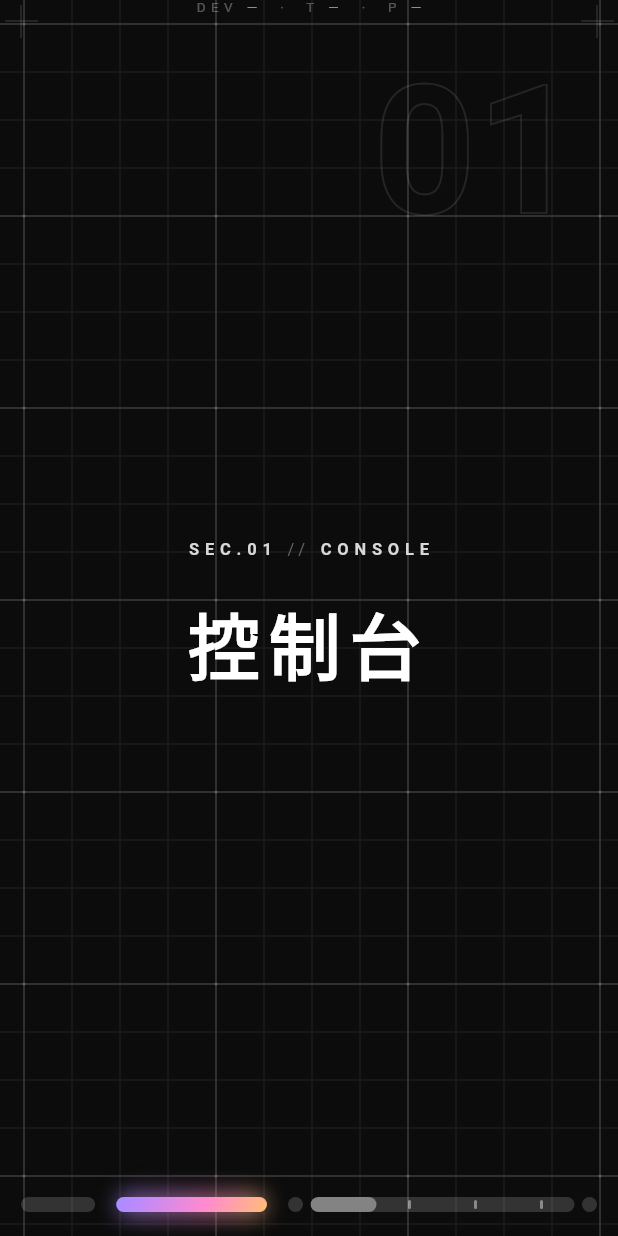
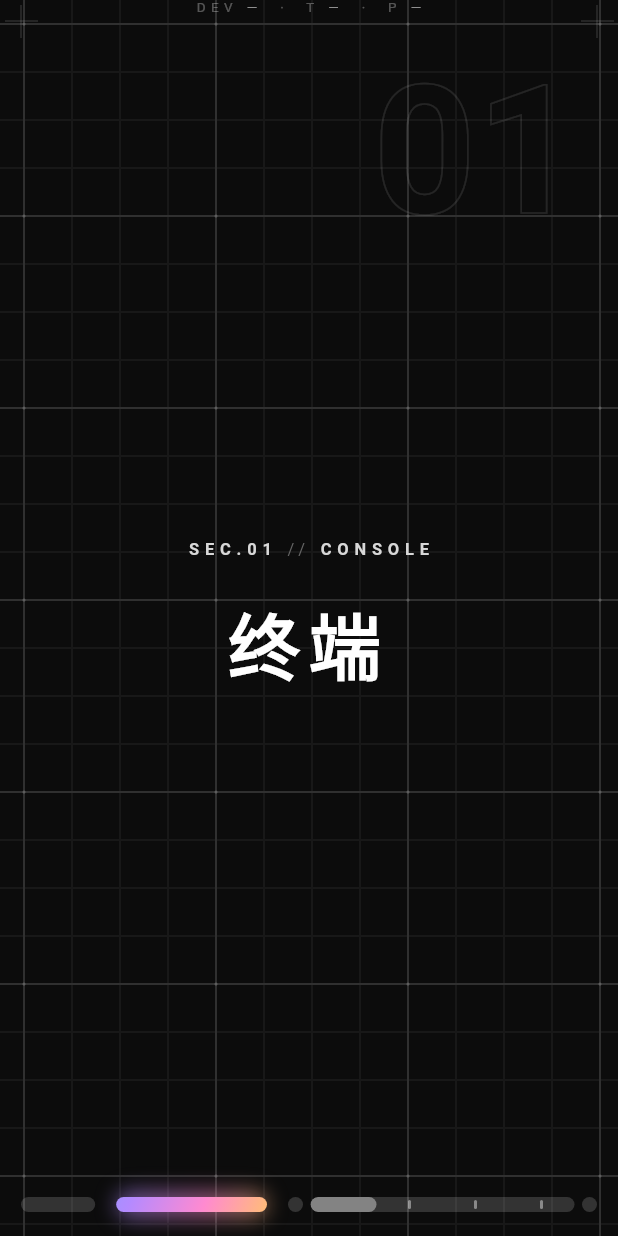
Before and after one commit to HaitoPhenol/Echo, a Flutter app: the screen it shows after launch, on a phone screen of 412 x 824 dp. Run offline on Flutter 3.47's test engine with Material 3 defaults, Android fonts, the light colour scheme and no system bars.

Commit message:
feat(navigation): 转鼓精简并新增左下衬线页名牌
- 转鼓删除视窗右侧刻度列与顶行右上 NO.0N 装饰编号（导航线本身
  已传达页位），面板宽度 206→176dp 向右收窄，为页名牌让位
- 删除随之失效的几何常量与 mechDrumUnit/mechDrumTickOff 两色 token
- 新增 MechanicalPageNamePlate：64sp w700 衬线（系统 serif 族，
  中文回退 NotoSerifCJK）页名 + 56×3 短横线，left:5vw；
  色块底边与转鼓面板底边对齐（52+safeBottom），与转鼓共用
  rollerVisible 同升同收，跨中点硬切页名，圆点/双击路径不显示
- 首页中文页名 控制台→终端（NavDestination 单一配置源，
  页名牌/页内大标题/搜索/测试断言同步；英文 kicker 保留 CONSOLE）

```diff
--- a/echo/lib/src/navigation/nav_destination.dart
+++ b/echo/lib/src/navigation/nav_destination.dart
@@ -45,7 +45,7 @@ class NavDestination {
 List<NavDestination> buildDefaultDestinations() {
   /// (id, 标题) 列表。
   const specs = <(String, String)>[
-    ('console', '控制台'),
+    ('console', '终端'),
     ('chat', '聊天'),
     ('notes', '日志'),
     ('me', '我'),
--- a/echo/lib/src/navigation/smart_nav_screen.dart
+++ b/echo/lib/src/navigation/smart_nav_screen.dart
@@ -22,6 +22,7 @@ import 'widgets/handle_menu.dart';
 import 'widgets/mechanical_background.dart';
 import 'widgets/mechanical_coords_bar.dart';
 import 'widgets/mechanical_page_drum.dart';
+import 'widgets/mechanical_page_name_plate.dart';
 import 'widgets/mechanical_page_number.dart';
 import 'widgets/quick_action_arc.dart';
 import 'widgets/search_capsule.dart';
@@ -1197,7 +1198,20 @@ class _SmartNavScreenState extends State<SmartNavScreen>
                     ),
                   ),
 
-                // -------- 页码指示器：机能风 3D 页码转鼓（仅横滑唤醒）--------
+                // -------- 页码指示器：左下页名牌 + 右下 3D 转鼓（仅横滑唤醒）--------
+                Positioned(
+                  key: const ValueKey<String>('page-name-plate'),
+                  left: screenSize.width *
+                      MechanicalStyle.namePlateLeftFactor,
+                  // 色块底边与右下转鼓面板底边对齐（同为 52+safeBottom）。
+                  bottom: 52 + safeBottom,
+                  child: MechanicalPageNamePlate(
+                    controller: _nav,
+                    labels: [
+                      for (final d in _destinations) d.label,
+                    ],
+                  ),
+                ),
                 Positioned(
                   key: const ValueKey<String>('roller'),
                   right: 14,
--- a/echo/lib/src/navigation/widgets/mechanical_page_drum.dart
+++ b/echo/lib/src/navigation/widgets/mechanical_page_drum.dart
@@ -8,17 +8,19 @@ import '../nav_physics.dart';
 
 /// 机能风 3D 页码转鼓指示器（右下角页码指示）。
 ///
-/// 1:1 移植自设计工程稿 `ideas/mechanical_style_page.html` 的右下角
-/// 「滚筒模块」（稿 L304-345、L686-695、L918-939）：
-/// - 顶行：闪烁 blip + PAGE 标签 + 右上编号；
+/// 移植自设计工程稿 `ideas/mechanical_style_page.html` 的右下角
+/// 「滚筒模块」（稿 L319-345），相对原稿做了精简（导航线本身已传达
+/// 页位，冗余指示删除）：
+/// - 顶行：闪烁 blip + PAGE 标签（原稿右上 NO.0N 编号已删）；
 /// - 主体：贴了 N 个大数字牌片的圆柱（rotateY 转鼓），横滑时跟手
 ///   连续转动（吃 [NavPhysicsController.displayPosition]）；
-/// - 右侧一列竖排刻度指示当前页；底部 2px 进度条；
-/// - 面板左上/右下各一道直角亮线。
+/// - 底部 2px 进度条；面板左上/右下各一道直角亮线。
+/// （原稿视窗右侧的竖排刻度列已删，面板随之收窄，给左下页名牌让位。）
 ///
 /// 显隐由 rollerVisible 驱动（IgnorePointer + AnimatedOpacity +
 /// AnimatedSlide），手势唤醒机制不在本组件内；圆点 stepPage / snapTo
-/// 路径不显示转鼓，只有横滑 dragStart 才唤醒。
+/// 路径不显示转鼓，只有横滑 dragStart 才唤醒。左下角的
+/// `MechanicalPageNamePlate` 与本组件共用同一显隐节奏。
 class MechanicalPageDrum extends StatelessWidget {
   const MechanicalPageDrum({
     super.key,
@@ -28,16 +30,13 @@ class MechanicalPageDrum extends StatelessWidget {
 
   final NavPhysicsController controller;
 
-  /// 转鼓总页数（牌片/刻度数量）。
+  /// 转鼓总页数（牌片数量）。
   final int pageCount;
 
   @override
   Widget build(BuildContext context) {
     final panelWidth =
-        MechanicalStyle.drumPadH * 2 +
-        MechanicalStyle.drumViewWidth +
-        MechanicalStyle.drumTicksGap +
-        MechanicalStyle.drumTickWidth;
+        MechanicalStyle.drumPadH * 2 + MechanicalStyle.drumViewWidth;
 
     return AnimatedBuilder(
       animation: controller,
@@ -47,10 +46,10 @@ class MechanicalPageDrum extends StatelessWidget {
           ignoring: !visible,
           child: AnimatedOpacity(
             opacity: visible ? 1 : 0,
-            duration: const Duration(milliseconds: 220),
+            duration: MechanicalStyle.indicatorFadeDuration,
             child: AnimatedSlide(
               offset: visible ? Offset.zero : const Offset(0, 0.4),
-              duration: const Duration(milliseconds: 340),
+              duration: MechanicalStyle.indicatorRiseDuration,
               curve: const Cubic(0.3, 1.4, 0.4, 1),
               child: SizedBox(
                 width: panelWidth,
@@ -72,23 +71,11 @@ class MechanicalPageDrum extends StatelessWidget {
                           mainAxisSize: MainAxisSize.min,
                           crossAxisAlignment: CrossAxisAlignment.stretch,
                           children: [
-                            _DrumHead(pageCount: pageCount),
+                            const _DrumHead(),
                             const SizedBox(height: MechanicalStyle.drumHeadGap),
-                            Row(
-                              crossAxisAlignment: CrossAxisAlignment.center,
-                              children: [
-                                _DrumView(
-                                  controller: controller,
-                                  pageCount: pageCount,
-                                ),
-                                const SizedBox(
-                                  width: MechanicalStyle.drumTicksGap,
-                                ),
-                                _DrumTicks(
-                                  controller: controller,
-                                  pageCount: pageCount,
-                                ),
-                              ],
+                            _DrumView(
+                              controller: controller,
+                              pageCount: pageCount,
                             ),
                           ],
                         ),
@@ -133,35 +120,24 @@ class MechanicalPageDrum extends StatelessWidget {
   }
 }
 
-/// 顶行：闪烁小方块 + PAGE 标签（左），总页编号（右）。
+/// 顶行：闪烁小方块 + PAGE 标签。
 class _DrumHead extends StatelessWidget {
-  const _DrumHead({required this.pageCount});
-
-  final int pageCount;
+  const _DrumHead();
 
   @override
   Widget build(BuildContext context) {
-    return Row(
+    return const Row(
       crossAxisAlignment: CrossAxisAlignment.center,
       children: [
-        const _Blip(),
-        const SizedBox(width: 8),
-        const Text(
+        _Blip(),
+        SizedBox(width: 8),
+        Text(
           'PAGE',
           style: TextStyle(
             fontSize: MechanicalStyle.drumTagFontSize,
             fontWeight: FontWeight.w700,
             letterSpacing: MechanicalStyle.drumTagLetterSpacing,
             color: AppColors.mechInkDim,
-          ),
-        ),
-        const Spacer(),
-        Text(
-          'NO.${pageCount.toString().padLeft(2, '0')}',
-          style: const TextStyle(
-            fontSize: MechanicalStyle.drumUnitFontSize,
-            letterSpacing: MechanicalStyle.drumUnitLetterSpacing,
-            color: AppColors.mechDrumUnit,
           ),
         ),
       ],
@@ -333,43 +309,6 @@ class _DrumPainter extends CustomPainter {
       oldDelegate.pageCount != pageCount;
 }
 
-/// 竖排刻度：当前页亮、其余暗（稿 #ticks）。
-class _DrumTicks extends StatelessWidget {
-  const _DrumTicks({required this.controller, required this.pageCount});
-
-  final NavPhysicsController controller;
-  final int pageCount;
-
-  @override
-  Widget build(BuildContext context) {
-    return SizedBox(
-      width: MechanicalStyle.drumTickWidth,
-      height: MechanicalStyle.drumViewHeight,
-      child: AnimatedBuilder(
-        animation: controller,
-        builder: (context, _) {
-          return Column(
-            mainAxisAlignment: MainAxisAlignment.center,
-            children: [
-              for (var i = 0; i < pageCount; i++) ...[
-                if (i > 0) const SizedBox(height: MechanicalStyle.drumTickGap),
-                AnimatedContainer(
-                  duration: MechanicalStyle.drumTickDuration,
-                  width: MechanicalStyle.drumTickWidth,
-                  height: MechanicalStyle.drumTickHeight,
-                  color: i == controller.activePage
-                      ? AppColors.mechInk
-                      : AppColors.mechDrumTickOff,
-                ),
-              ],
-            ],
-          );
-        },
-      ),
-    );
-  }
-}
-
 /// 底部进度填充：宽度 = 面板宽 × 当前进度（稿 #pfill scaleX）。
 class _DrumProgressFill extends StatelessWidget {
   const _DrumProgressFill({
--- /dev/null
+++ b/echo/lib/src/navigation/widgets/mechanical_page_name_plate.dart
@@ -0,0 +1,105 @@
+import 'package:flutter/material.dart';
+
+import '../../theme/app_colors.dart';
+import '../../theme/mechanical_style.dart';
+import '../nav_physics.dart';
+
+/// 机能风左下角页名牌（横滑唤醒时与转鼓同时浮现）。
+///
+/// 移植自设计工程稿 `ideas/mechanical_style_page.html` 的左下角
+/// 「#pgname」（稿 L305-317、L918-938）：半透明面板色块内一个大字
+/// 页名 + 下方 56px 短横线；显隐节奏与 [MechanicalPageDrum] 完全一致
+/// （同一个 rollerVisible、同一组时长/曲线），文字在页位置跨过中点时
+/// 硬切（`NavPhysicsController.activePage` = nearestPage），与原稿
+/// `Math.round(x/W)` 行为相同。
+///
+/// 组件只负责内容与显隐；屏幕位置由调用方用 [Positioned] 给定：
+/// left:5vw，色块底边与右下转鼓面板底边对齐（52+安全区；
+/// 原稿 bottom:26 的定位未采用，以用户真机裁决的底对齐为准）。
+class MechanicalPageNamePlate extends StatelessWidget {
+  const MechanicalPageNamePlate({
+    super.key,
+    required this.controller,
+    required this.labels,
+  });
+
+  final NavPhysicsController controller;
+
+  /// 按轨道顺序排列的页名（由 NavDestination.label 统一提供）。
+  final List<String> labels;
+
+  @override
+  Widget build(BuildContext context) {
+    return AnimatedBuilder(
+      animation: controller,
+      builder: (context, _) {
+        final visible = controller.rollerVisible;
+        final index = controller.activePage.clamp(0, labels.length - 1);
+        return IgnorePointer(
+          ignoring: !visible,
+          child: AnimatedOpacity(
+            opacity: visible ? 1 : 0,
+            duration: MechanicalStyle.indicatorFadeDuration,
+            child: AnimatedSlide(
+              offset: visible ? Offset.zero : const Offset(0, 0.4),
+              duration: MechanicalStyle.indicatorRiseDuration,
+              curve: const Cubic(0.3, 1.4, 0.4, 1),
+              child: DecoratedBox(
+                // 稿 rgba(15,15,15,.90)：基色用 mechDrumPanel 具名 token。
+                decoration: BoxDecoration(
+                  color: AppColors.mechDrumPanel.withValues(alpha: 0.90),
+                ),
+                child: Padding(
+                  padding: const EdgeInsets.only(
+                    left: MechanicalStyle.namePlatePadH,
+                    top: MechanicalStyle.namePlatePadTop,
+                    right: MechanicalStyle.namePlatePadH,
+                    bottom: MechanicalStyle.namePlatePadBottom,
+                  ),
+                  child: Column(
+                    mainAxisSize: MainAxisSize.min,
+                    crossAxisAlignment: CrossAxisAlignment.start,
+                    children: [
+                      Text(
+                        labels[index],
+                        style: TextStyle(
+                          // 稿 --serif 栈（Songti SC/STSong/Noto Serif
+                          // CJK SC/SimSun…）：不打包字体，走系统 serif
+                          // 通用族——Android 西文 NotoSerif、中文回退
+                          // NotoSerifCJK（无 Bold 面时由引擎合成加粗）。
+                          fontFamily: 'serif',
+                          fontSize: MechanicalStyle.namePlateFontSize,
+                          fontWeight: FontWeight.w700,
+                          letterSpacing:
+                              MechanicalStyle.namePlateLetterSpacing,
+                          height: 1,
+                          color: AppColors.mechInk,
+                          // 稿 text-shadow:0 2px 12px rgba(0,0,0,.6)
+                          shadows: [
+                            Shadow(
+                              color: Colors.black.withValues(alpha: 0.6),
+                              offset: const Offset(0, 2),
+                              blurRadius: 12,
+                            ),
+                          ],
+                        ),
+                      ),
+                      const SizedBox(
+                        height: MechanicalStyle.namePlateUnderlineGap,
+                      ),
+                      Container(
+                        width: MechanicalStyle.namePlateUnderlineWidth,
+                        height: MechanicalStyle.namePlateUnderlineHeight,
+                        color: AppColors.mechInk,
+                      ),
+                    ],
+                  ),
+                ),
+              ),
+            ),
+          ),
+        );
+      },
+    );
+  }
+}
--- a/echo/lib/src/theme/app_colors.dart
+++ b/echo/lib/src/theme/app_colors.dart
@@ -106,27 +106,21 @@ abstract final class AppColors {
   static const Color mechPageNumberStroke = Color(0x1AFFFFFF);
 
   /// 机能风主墨色（稿 --hi:#d8d8d8）：kicker 主文字、转鼓直角亮线 /
-  /// 刻度激活 / 进度条 / blip 高亮共用。
+  /// 进度条 / blip 高亮、页名牌文字与下划短线共用。
   static const Color mechInk = Color(0xFFD8D8D8);
 
   /// 机能风次墨色（稿 --dim:#646464）：kicker 的 // 与英文标注、
   /// 转鼓顶行标签共用。
   static const Color mechInkDim = Color(0xFF646464);
 
-  /// 转鼓面板底色（稿 --panel:#0f0f0f）
+  /// 转鼓面板与页名牌底色（稿 --panel:#0f0f0f；页名牌用时取 α.90）
   static const Color mechDrumPanel = Color(0xFF0F0F0F);
 
   /// 转鼓方边框与视窗左右虚线竖边（稿 --line:#262626）
   static const Color mechDrumLine = Color(0xFF262626);
 
-  /// 转鼓右上编号文字（稿 #3d3d3d）
-  static const Color mechDrumUnit = Color(0xFF3D3D3D);
-
   /// 转鼓大数字墨色（稿 --ink:#e1e1e1）
   static const Color mechDrumNumber = Color(0xFFE1E1E1);
-
-  /// 转鼓刻度未激活色（稿 #272727）
-  static const Color mechDrumTickOff = Color(0xFF272727);
 
   /// 转鼓底部进度条轨道色（白 α.05）
   static const Color mechDrumProgressTrack = Color(0x0DFFFFFF);
--- a/echo/lib/src/theme/mechanical_style.dart
+++ b/echo/lib/src/theme/mechanical_style.dart
@@ -139,10 +139,6 @@ abstract final class MechanicalStyle {
   static const double drumTagFontSize = 10;
   static const double drumTagLetterSpacing = 3;
 
-  /// 右上编号字号/字距（稿 .unit 9px .15em）
-  static const double drumUnitFontSize = 9;
-  static const double drumUnitLetterSpacing = 1.35;
-
   /// 顶行与转鼓主体的间距（稿 margin-bottom:8px）
   static const double drumHeadGap = 8;
 
@@ -158,17 +154,32 @@ abstract final class MechanicalStyle {
   static const double drumNumberFontSize = 56;
   static const double drumNumberLetterSpacing = 2.24;
 
-  /// 视窗与右侧刻度列的间距（稿 gap:16px）
-  static const double drumTicksGap = 16;
-
-  /// 单个刻度杠宽高（稿 14×4）与杠间距（稿 gap:7）
-  static const double drumTickWidth = 14;
-  static const double drumTickHeight = 4;
-  static const double drumTickGap = 7;
-
-  /// 刻度亮暗过渡时长（稿 transition:background .25s）
-  static const Duration drumTickDuration = Duration(milliseconds: 250);
-
   /// 底部进度条高度（稿 2px）
   static const double drumProgressHeight = 2;
+
+  /// 转鼓与页名牌共用的显隐节奏（稿 .25s/.3s；Flutter 端真机验收值）
+  static const Duration indicatorFadeDuration = Duration(milliseconds: 220);
+  static const Duration indicatorRiseDuration = Duration(milliseconds: 340);
+
+  // ================================================================
+  // 左下角页名牌（稿 L305-317「#pgname」，与转鼓同时显隐）
+  // ================================================================
+
+  /// 左边距为屏宽倍数（稿 left:5vw）；底边不另设常量——色块底边
+  /// 与右下转鼓面板底边对齐，定位在 smart_nav_screen 取同一 52dp。
+  static const double namePlateLeftFactor = 0.05;
+
+  /// 色块内边距（稿 padding:12px 26px 14px）
+  static const double namePlatePadTop = 12;
+  static const double namePlatePadH = 26;
+  static const double namePlatePadBottom = 14;
+
+  /// 页名字号/字距（稿 clamp(64,9vw,120) w700 .08em，手机端取 64）
+  static const double namePlateFontSize = 64;
+  static const double namePlateLetterSpacing = 5.12;
+
+  /// 名字下方短横线：宽/高/与文字间距（稿 56px、3px、margin-top:18px）
+  static const double namePlateUnderlineWidth = 56;
+  static const double namePlateUnderlineHeight = 3;
+  static const double namePlateUnderlineGap = 18;
 }
```
Also changed, not shown: 1 other file.
